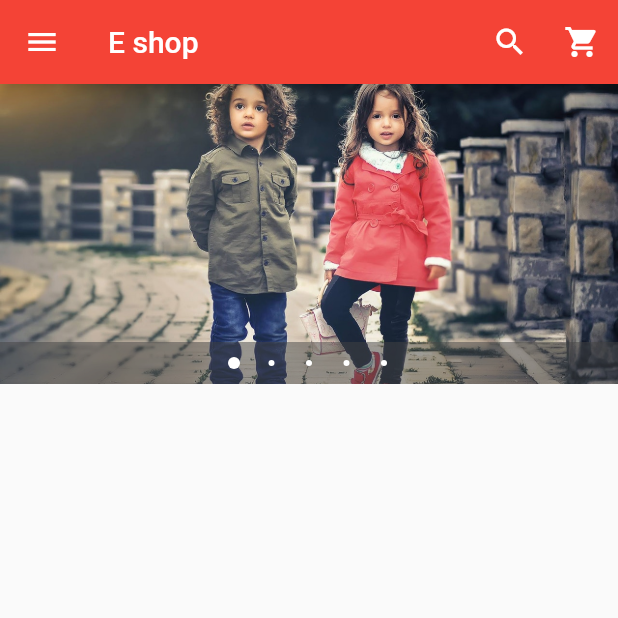
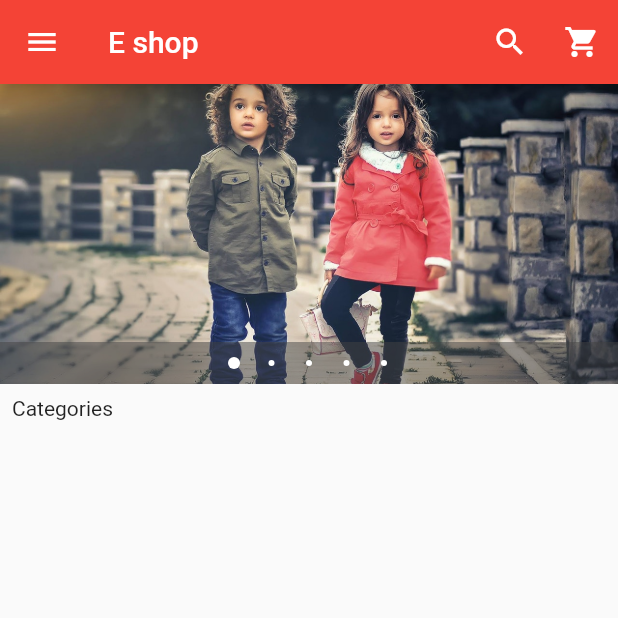
Before and after one commit to HirushaR/eshop-, a Flutter app: the screen it shows after launch, on a phone screen of 412 x 824 dp, the top half of it. Run offline on Flutter 3.47's test engine with Material 2 defaults, Android fonts, the light colour scheme and no system bars; drawn by our look-alikes of carousel_pro.

Commit message:
categories

```diff
--- /dev/null
+++ b/lib/componets/horizontalListView.dart
@@ -0,0 +1,30 @@
+import 'package:flutter/material.dart';
+
+class HorizontalList extends StatelessWidget {
+  @override
+  Widget build(BuildContext context) {
+    return Container(
+      height: 80.0,
+      child: ListView(
+        scrollDirection: Axis.horizontal,
+        children: <Widget>[
+
+        ],
+      ),
+    );
+  }
+}
+
+class Category extends StatelessWidget {
+  final String image_location;
+  final String image_caption;
+  Category({
+    this.image_location,
+    this.image_caption,
+});
+
+  @override
+  Widget build(BuildContext context) {
+    return Container();
+  }
+}
--- a/lib/main.dart
+++ b/lib/main.dart
@@ -1,6 +1,10 @@
+import 'package:flutter/cupertino.dart';
 import 'package:flutter/material.dart';
 import 'package:carousel_pro/carousel_pro.dart';
 import 'package:flutter/widgets.dart';
+
+// my owa imports
+import 'package:eshop/componets/horizontalListView.dart';
 
 void main(){
   runApp(
@@ -117,7 +121,13 @@ class _HomePageState extends State<HomePage> {
       ),
       body: new ListView(
         children: <Widget>[
-          image_carousel
+          //image slides
+          image_carousel,
+          new Padding(padding: const EdgeInsets.all(8.0),
+          child: new Text('Categories'),
+          ),
+          //horizontal list view
+          HorizontalList(),
         ],
       ),
     );
```
